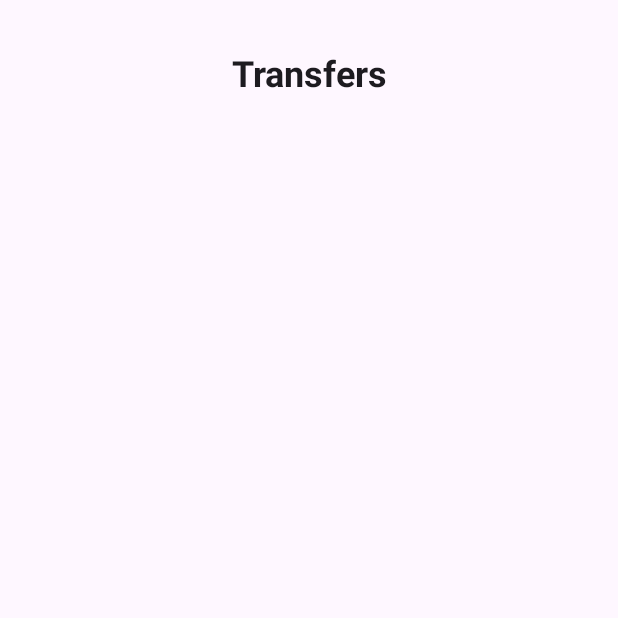
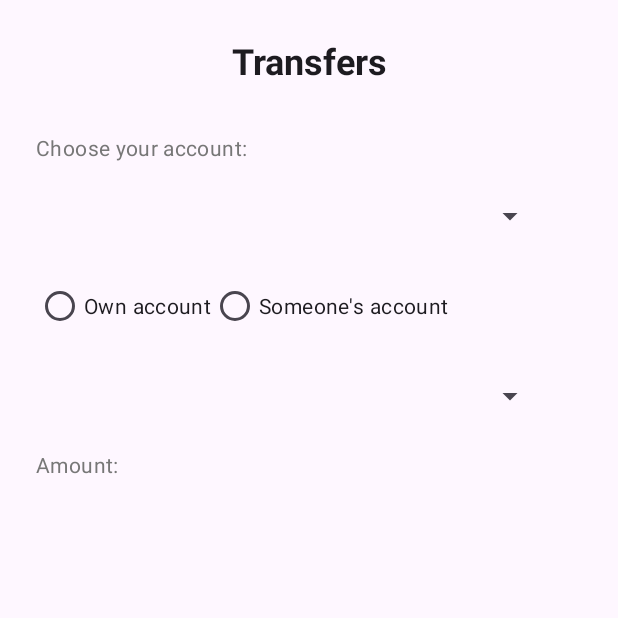
Before and after one commit to pautpdam/t8a1-Tortosa-Pau, an Android app: the TransferActivity screen opened directly, with no data from a screen before it, on a phone screen of 412 x 824 dp, the top half of it. Run offline under Robolectric (Android 15) with nearby library versions, the phone set to English and light mode, and no system bars.

Commit message:
t5a2 -> Modificaciones clase (2)

```diff
--- a/app/src/main/res/layout/activity_transfer.xml
+++ b/app/src/main/res/layout/activity_transfer.xml
@@ -8,10 +8,10 @@
     tools:context=".TransferActivity">
 
     <com.google.android.material.textview.MaterialTextView
-        android:id="@+id/textoBienvenidaBanco"
+        android:id="@+id/txtBienvenidaBanco"
         android:layout_width="wrap_content"
         android:layout_height="wrap_content"
-        android:layout_marginTop="32dp"
+        android:layout_marginTop="24dp"
         android:text="@string/transfers"
         android:textStyle="bold"
         android:textAppearance="@style/TextAppearance.MaterialComponents.Headline5"
@@ -19,4 +19,84 @@
         app:layout_constraintStart_toStartOf="parent"
         app:layout_constraintEnd_toEndOf="parent" />
 
+    <com.google.android.material.textview.MaterialTextView
+        android:id="@+id/txtEligeCuenta"
+        android:layout_width="wrap_content"
+        android:layout_height="wrap_content"
+        android:layout_marginTop="32dp"
+        android:layout_marginStart="24dp"
+        android:text="@string/chooseAccount"
+        android:textAppearance="@style/TextAppearance.MaterialComponents.Body2"
+        android:textColor="@color/grey"
+        app:layout_constraintTop_toBottomOf="@+id/txtBienvenidaBanco"
+        app:layout_constraintStart_toStartOf="parent" />
+
+    <LinearLayout
+        android:layout_width="match_parent"
+        android:layout_height="wrap_content"
+        android:orientation="vertical"
+        android:layout_margin="24dp"
+        app:layout_constraintTop_toBottomOf="@id/txtEligeCuenta">
+
+        <Spinner
+            android:id="@+id/spCuentaEnviar"
+            android:layout_width="match_parent"
+            android:layout_height="wrap_content"
+            android:layout_marginStart="24dp"
+            android:layout_marginEnd="24dp"
+            app:layout_constraintStart_toStartOf="parent"
+            app:layout_constraintEnd_toEndOf="parent"
+            app:layout_constraintTop_toTopOf="parent" />
+
+        <LinearLayout
+            android:layout_width="match_parent"
+            android:layout_height="wrap_content"
+            android:orientation="horizontal"
+            android:layout_marginTop="24dp">
+
+            <com.google.android.material.radiobutton.MaterialRadioButton
+                android:layout_width="wrap_content"
+                android:layout_height="wrap_content"
+                android:text="@string/ownAccount" />
+
+            <com.google.android.material.radiobutton.MaterialRadioButton
+                android:layout_width="wrap_content"
+                android:layout_height="wrap_content"
+                android:text="@string/someoneAccount" />
+
+        </LinearLayout>
+
+        <Spinner
+            android:id="@+id/spCuentaRecibir"
+            android:layout_width="match_parent"
+            android:layout_height="wrap_content"
+            android:layout_marginStart="24dp"
+            android:layout_marginEnd="24dp"
+            android:layout_marginTop="24dp"
+            app:layout_constraintStart_toStartOf="parent"
+            app:layout_constraintEnd_toEndOf="parent"
+            app:layout_constraintTop_toTopOf="parent" />
+
+        <LinearLayout
+            android:layout_width="match_parent"
+            android:layout_height="wrap_content"
+            android:orientation="horizontal"
+            android:layout_marginTop="24dp">
+
+            <com.google.android.material.textview.MaterialTextView
+                android:id="@+id/txtCantidad"
+                android:layout_width="wrap_content"
+                android:layout_height="wrap_content"
+                android:text="@string/amount"
+                android:textAppearance="@style/TextAppearance.MaterialComponents.Body2"
+                android:textColor="@color/grey"
+                app:layout_constraintTop_toBottomOf="@+id/txtBienvenidaBanco"
+                app:layout_constraintStart_toStartOf="parent" />
+
+
+
+        </LinearLayout>
+
+    </LinearLayout>
+
 </androidx.constraintlayout.widget.ConstraintLayout>
--- a/app/src/main/res/values/colors.xml
+++ b/app/src/main/res/values/colors.xml
@@ -5,4 +5,5 @@
     <color name="red">#9E0505</color>
     <color name="purple">#9073C5</color>
     <color name="lightPurple">#D2BDFA</color>
+    <color name="grey">#777777</color>
 </resources>
--- a/app/src/main/res/values/strings.xml
+++ b/app/src/main/res/values/strings.xml
@@ -18,4 +18,8 @@
     <string name="exitBank">EXIT</string>
     <string name="buttonDescription">A button that does nothing</string>
     <string name="transfers">Transfers</string>
+    <string name="chooseAccount">Choose your account:</string>
+    <string name="ownAccount">Own account</string>
+    <string name="someoneAccount">Someone\'s account</string>
+    <string name="amount">Amount:</string>
 </resources>
```
Also changed, not shown: 1 other file.
